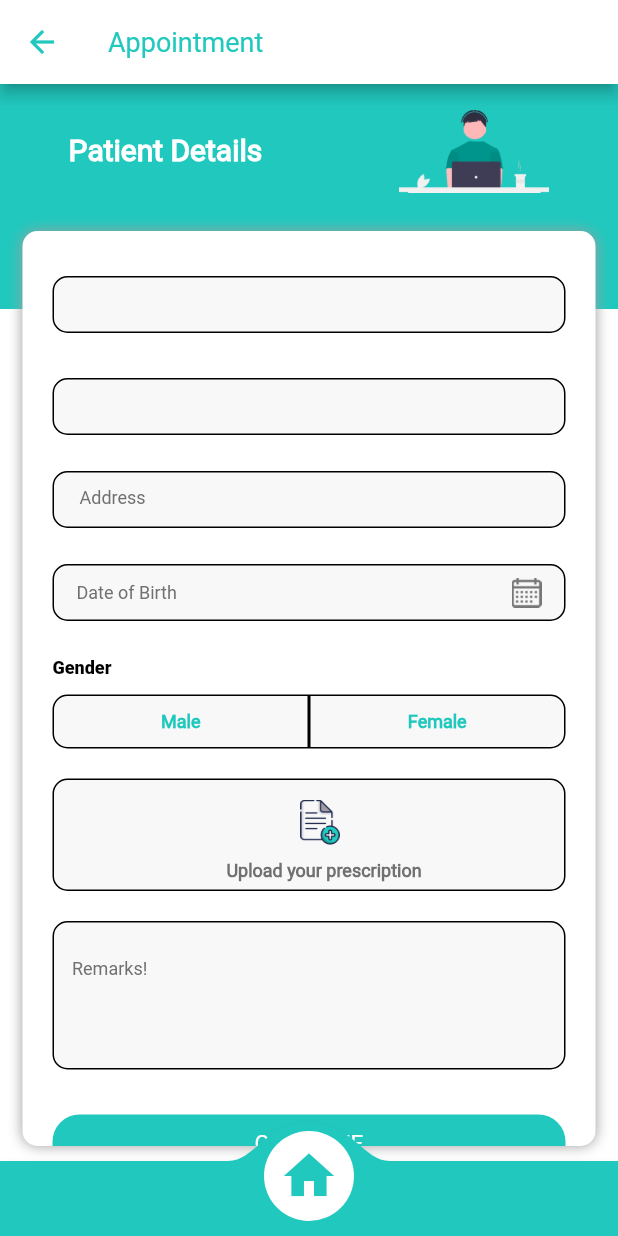
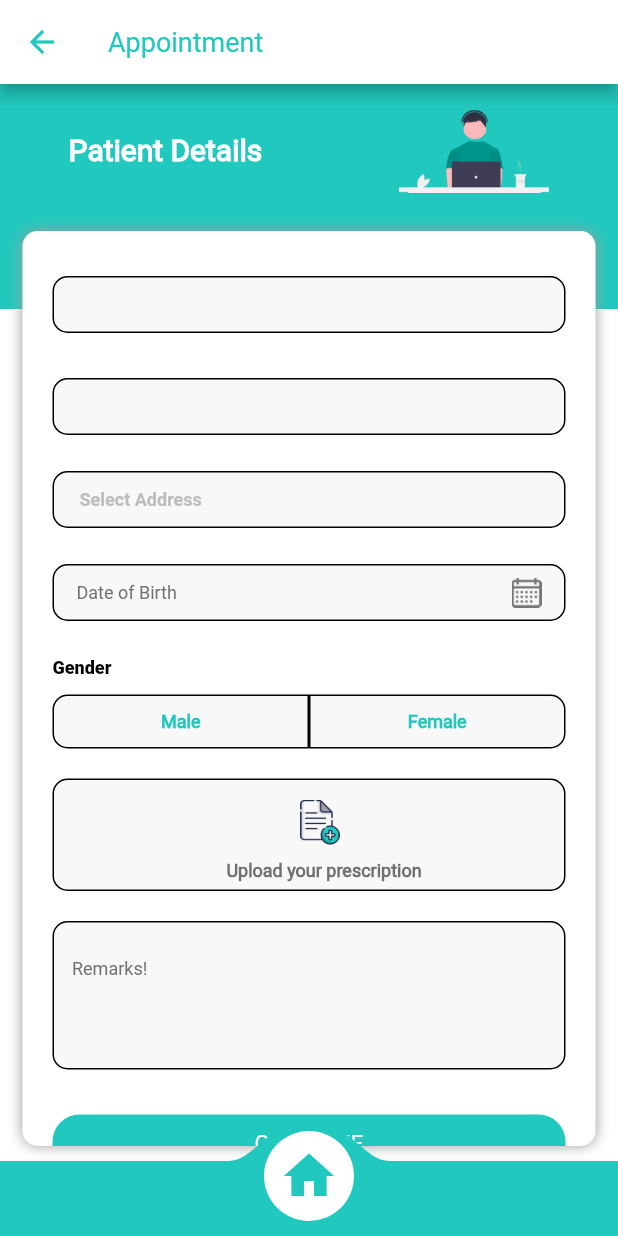
Before and after one commit to snehaagrawal070301/homelabz, a Flutter app: the BookingScreen screen opened directly, on a phone screen of 412 x 824 dp. Run offline on Flutter 3.47's test engine with Material 2 defaults, Android fonts, the phone set to English and light mode, and no system bars; drawn by our look-alikes of convex_bottom_bar; our stand-ins replace fluttertoast, image_picker, intl_phone_field, progress_dialog, shared_preferences, table_calendar; missing offline and left inert: stripe_payment; accounts and stored records are empty; network calls fail; Roboto replaces fonts that are missing (customLight).

Commit message:
code changes 11 Oct

```diff
--- a/lib/Screens/BookingScreen.dart
+++ b/lib/Screens/BookingScreen.dart
@@ -43,7 +43,7 @@ class BookingScreenState extends State<BookingScreen> {
 //  AppointmentScreenState({Key key, @required this.obj}) : super(key: key);
 
   String gender;
-  TextEditingController address = TextEditingController();
+  // TextEditingController address = TextEditingController();
   TextEditingController remarks = TextEditingController();
   TextEditingController dob = TextEditingController();
   PreSignedUrlResponse responseModel;
@@ -62,6 +62,7 @@ class BookingScreenState extends State<BookingScreen> {
   LabResponse labName;
   DoctorResponse doctorName;
   SharedPreferences preferences;
+  String searchAddress="";
 
   getSharedPreferences() async {
     preferences = await SharedPreferences.getInstance();
@@ -186,10 +187,8 @@ class BookingScreenState extends State<BookingScreen> {
   }
 
   void validateData() {
-    String addrs = address.text;
-
     if (selectedLabId != null) {
-      if (addrs != null && addrs.length > 0) {
+      if (searchAddress != null && searchAddress.length > 0) {
         if (convertedDateTime != null && convertedDateTime.length > 0) {
           if (gender != null && gender.length > 0) {
             if (imageList != null && imageList.length>0) {
@@ -246,7 +245,7 @@ class BookingScreenState extends State<BookingScreen> {
         ConstantMsg.PATIENT: patient,
         ConstantMsg.BOOKED_BY: bookedBy,
         ConstantMsg.LAB: lab,
-        ConstantMsg.ADDRESS: address.text,
+        ConstantMsg.ADDRESS: searchAddress,
         ConstantMsg.DATE: "",
         ConstantMsg.GENDER: gender,
         //ConstantMsg.ID: 0,
@@ -476,7 +475,7 @@ class BookingScreenState extends State<BookingScreen> {
           ConstantMsg.BOOKED_BY: bookedBy,
           ConstantMsg.LAB: lab,
           ConstantMsg.DOCTOR: doctor,
-          ConstantMsg.ADDRESS: address.text,
+          ConstantMsg.ADDRESS: searchAddress,
           ConstantMsg.DATE: widget.date,
           ConstantMsg.TIME_FROM: widget.slot,
           ConstantMsg.GENDER: gender,
@@ -490,7 +489,7 @@ class BookingScreenState extends State<BookingScreen> {
           ConstantMsg.PATIENT: patient,
           ConstantMsg.BOOKED_BY: bookedBy,
           ConstantMsg.LAB: lab,
-          ConstantMsg.ADDRESS: address.text,
+          ConstantMsg.ADDRESS: searchAddress,
           ConstantMsg.DATE: widget.date,
           ConstantMsg.TIME_FROM: widget.slot,
           ConstantMsg.GENDER: gender,
@@ -539,10 +538,10 @@ class BookingScreenState extends State<BookingScreen> {
         print(placeDetails.zipCode);
 
         if(placeDetails.streetNumber==null){
-          address.text = "${placeDetails.street}, "+"${placeDetails.city}, "+"${placeDetails.state}, "
+          searchAddress = "${placeDetails.street}, "+"${placeDetails.city}, "+"${placeDetails.state}, "
               +"${placeDetails.country}";
         }else{
-          address.text = "${placeDetails.streetNumber}, "+"${placeDetails.street}, "+"${placeDetails.city}, "
+          searchAddress = "${placeDetails.streetNumber}, "+"${placeDetails.street}, "+"${placeDetails.city}, "
               +"${placeDetails.state}, "+"${placeDetails.country}";
         }
 
@@ -729,21 +728,32 @@ class BookingScreenState extends State<BookingScreen> {
                             color: Color(ColorValues.BLACK_COLOR), width: 1),
                         borderRadius: BorderRadius.circular(10),
                       ),
-                      child: TextFormField(
-                        controller: address,
-                        autofocus: false,
-                        // enabled: false,
-                        validator: (value) {
-                          return value.isEmpty ? "Please Enter Address" : null;
-                        },
-                        decoration: InputDecoration(
-                            border:
-                                OutlineInputBorder(borderSide: BorderSide.none),
-                            hintText: "Address",
-                            hintStyle: TextStyle(
-                                color: Color(ColorValues.BLACK_TEXT_COL),
-                                fontSize: 12.0,
-                                fontFamily: "Regular")),
+                      child: new Padding(
+                        padding: EdgeInsets.fromLTRB(12.0, 0.0, 0.0, 0.0),
+                        child: Align(
+                          alignment: Alignment.centerLeft,
+                          child: searchAddress == ""
+                              ? Text(
+                            "Select Address",
+                            style: TextStyle(
+                              fontFamily: 'customLight',
+                              fontWeight: FontWeight.w600,
+                              fontSize: 12.0,
+                              color: Color(ColorValues.HINT_COL),
+                            ),
+                            maxLines: 1,
+                            overflow: TextOverflow.ellipsis,
+                          )
+                              : Text(
+                            searchAddress,
+                            style: TextStyle(
+                                color: Color(ColorValues.BLACK_COL),
+                                fontSize: 13.0,
+                                fontFamily: "Regular"),
+                            maxLines: 1,
+                            overflow: TextOverflow.ellipsis,
+                          ),
+                        ),
                       ),
                     ),
                   ),
--- a/lib/Screens/HomeScreen.dart
+++ b/lib/Screens/HomeScreen.dart
@@ -1112,6 +1112,8 @@ class HomeScreenState extends State<HomeScreen> {
         }
 
         callUpcomingScreen();
+      }else{
+        showToast(data['mobileMessage']);
       }
     } catch (e) {
       print("Error+++++" + e.toString());
--- a/lib/Screens/PaymentScreen.dart
+++ b/lib/Screens/PaymentScreen.dart
@@ -82,7 +82,9 @@ class PaymentScreenState extends State<PaymentScreen>{
     if(response.success){
       print(response.message);
       // call submit api here
-      submitPaymentStatus("success");
+      submitPaymentStatus("succeeded");
+    }else{
+
     }
     await dialog.hide();
     Scaffold.of(context).showSnackBar(SnackBar(
```
Also changed, not shown: lib/Screens/BookingDetails.dart (+32 -32 lines), lib/constants/apiConstants.dart (+3 -5 lines).
